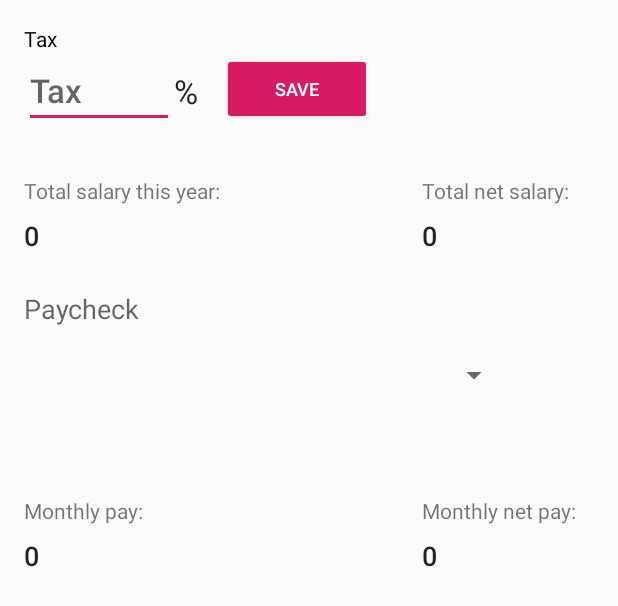
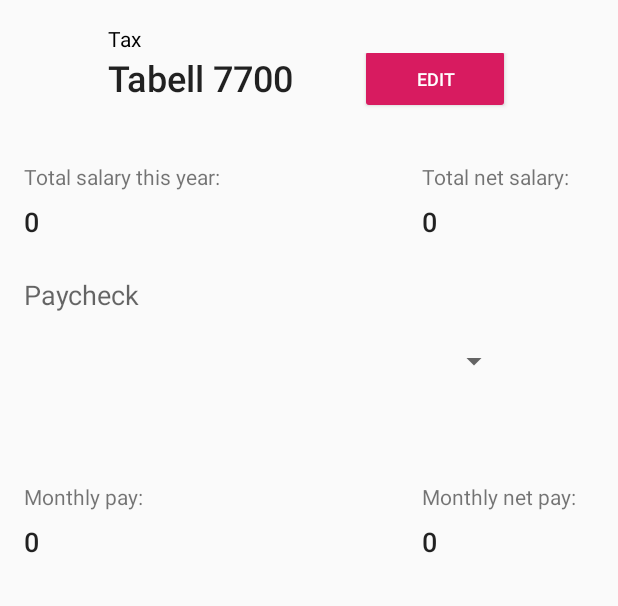
Before and after one commit to marcusbirkeland/terminus, an Android app: the layout fragment_earnings.xml on its own in the app's theme, with its tools: preview values and no code run, on a phone screen of 412 x 824 dp. Shown: the top 606 px of the screen. Run offline under Robolectric (Android 15) with nearby library versions, the phone set to English and light mode, and no system bars.

Commit message:
Improved payCalculator with more reusable code. Made layout for selecting tax dialog.

```diff
--- a/app/src/main/java/com/birkeland/terminus/Adapters/EventListAdapter.java
+++ b/app/src/main/java/com/birkeland/terminus/Adapters/EventListAdapter.java
@@ -33,10 +33,8 @@ import java.time.format.DateTimeFormatter;
 import java.util.ArrayList;
 import java.util.Date;
 import java.util.List;
-import java.util.Locale;
 
 import static android.content.Context.MODE_PRIVATE;
-import static com.birkeland.terminus.MainActivity.NORWEGIAN;
 
 public class EventListAdapter extends ArrayAdapter<WorkdayEvent> {
 
--- a/app/src/main/java/com/birkeland/terminus/ui/earnings/EarningsFragment.java
+++ b/app/src/main/java/com/birkeland/terminus/ui/earnings/EarningsFragment.java
@@ -123,7 +123,7 @@ public class EarningsFragment extends Fragment {
         loadJobs();
         currency = loadCurrency();
         taxPercentage = loadTaxPercentage();
-        EditText editTextTaxPercentage = getView().findViewById(R.id.editTextTaxPercentage);
+        TextView editTextTaxPercentage = getView().findViewById(R.id.textViewTaxPercentage);
         editTextTaxPercentage.setText(taxPercentage+ "");
         TextView textViewTotalEarningsGross = getView().findViewById(R.id.textViewGrossCurrentEarnings);
         currentEarnings = payCalculator.getYearlyEarnings(workdayEvents);
@@ -166,11 +166,11 @@ public class EarningsFragment extends Fragment {
                 selectedJob = null;
             }
         });
-        Button buttonSaveTaxPercentage = getView().findViewById(R.id.buttonSaveTaxPercentage);
+        Button buttonSaveTaxPercentage = getView().findViewById(R.id.buttonEditTaxSettings);
         buttonSaveTaxPercentage.setOnClickListener(new View.OnClickListener() {
             @Override
             public void onClick(View v) {
-                EditText editTextTaxPercentage = getView().findViewById(R.id.editTextTaxPercentage);
+                EditText editTextTaxPercentage = getView().findViewById(R.id.textViewTaxPercentage);
                 TextView textViewTotalEarningsNet = getView().findViewById(R.id.textViewNetCurrentEarnings);
                 if(editTextTaxPercentage.getText() != null && !editTextTaxPercentage.getText().toString().equals("")) {
                     taxPercentage = Float.parseFloat(editTextTaxPercentage.getText().toString());
--- a/app/src/main/res/layout/fragment_earnings.xml
+++ b/app/src/main/res/layout/fragment_earnings.xml
@@ -104,47 +104,37 @@
 
         <androidx.constraintlayout.widget.ConstraintLayout
             android:id="@+id/constraintLayout2"
-            android:layout_width="wrap_content"
+            android:layout_width="0dp"
             android:layout_height="wrap_content"
-            android:layout_marginStart="8dp"
+            android:layout_marginStart="64dp"
+            android:layout_marginEnd="64dp"
+            app:layout_constraintEnd_toEndOf="parent"
             app:layout_constraintStart_toStartOf="parent"
             app:layout_constraintTop_toBottomOf="@+id/textView19">
 
-            <EditText
-                android:id="@+id/editTextTaxPercentage"
+            <TextView
+                android:id="@+id/textViewTaxPercentage"
+                android:layout_width="0dp"
+                android:layout_height="wrap_content"
+                android:ems="10"
+                android:textAppearance="@style/TextAppearance.AppCompat.Body2"
+                android:textSize="24sp"
+                app:layout_constraintEnd_toStartOf="@+id/buttonEditTaxSettings"
+                app:layout_constraintStart_toStartOf="parent"
+                app:layout_constraintTop_toTopOf="parent"
+                tools:text="Tabell 7700" />
+
+            <Button
+                android:id="@+id/buttonEditTaxSettings"
                 android:layout_width="100dp"
                 android:layout_height="wrap_content"
-                android:ems="10"
-                android:hint="@string/tax"
-                android:inputType="numberDecimal"
-                android:maxLength="5"
-                android:textAppearance="@style/TextAppearance.AppCompat.Body2"
-                android:textSize="22sp"
-                app:layout_constraintBottom_toBottomOf="parent"
-                app:layout_constraintStart_toStartOf="parent" />
-
-            <TextView
-                android:id="@+id/textView2"
-                android:layout_width="wrap_content"
-                android:layout_height="wrap_content"
-                android:text="%"
-                android:textAppearance="@style/TextAppearance.AppCompat.Large"
-                app:layout_constraintBottom_toBottomOf="@+id/editTextTaxPercentage"
-                app:layout_constraintStart_toEndOf="@+id/editTextTaxPercentage"
-                app:layout_constraintTop_toTopOf="@+id/editTextTaxPercentage" />
-
-            <Button
-                android:id="@+id/buttonSaveTaxPercentage"
-                android:layout_width="100dp"
-                android:layout_height="wrap_content"
-                android:layout_marginStart="16dp"
                 android:backgroundTint="@color/colorAccent"
-                android:text="@string/save"
+                android:text="@string/edit"
                 android:textColor="#fff"
                 android:textSize="12sp"
+                app:layout_constraintBottom_toBottomOf="@+id/textViewTaxPercentage"
                 app:layout_constraintEnd_toEndOf="parent"
-                app:layout_constraintStart_toEndOf="@+id/textView2"
-                app:layout_constraintTop_toTopOf="@+id/editTextTaxPercentage" />
+                app:layout_constraintTop_toTopOf="@+id/textViewTaxPercentage" />
         </androidx.constraintlayout.widget.ConstraintLayout>
 
         <TextView
--- a/app/src/main/res/values/strings.xml
+++ b/app/src/main/res/values/strings.xml
@@ -45,6 +45,7 @@
     <string name="tax">Tax</string>
     <string name="paycheck">Paycheck</string>
     <string name="paycheck_period">Pay in period:</string>
+    <string name="tax_table">Tax table</string>
 
     <!--Settings -->
     <string name="settings">Settings</string>
```
Also changed, not shown: app/src/main/java/com/birkeland/terminus/PayCalculator.java (+28 -109 lines), app/src/main/res/layout/select_tax_dialog_layout.xml (added, +100 -0 lines), 2 other files.
